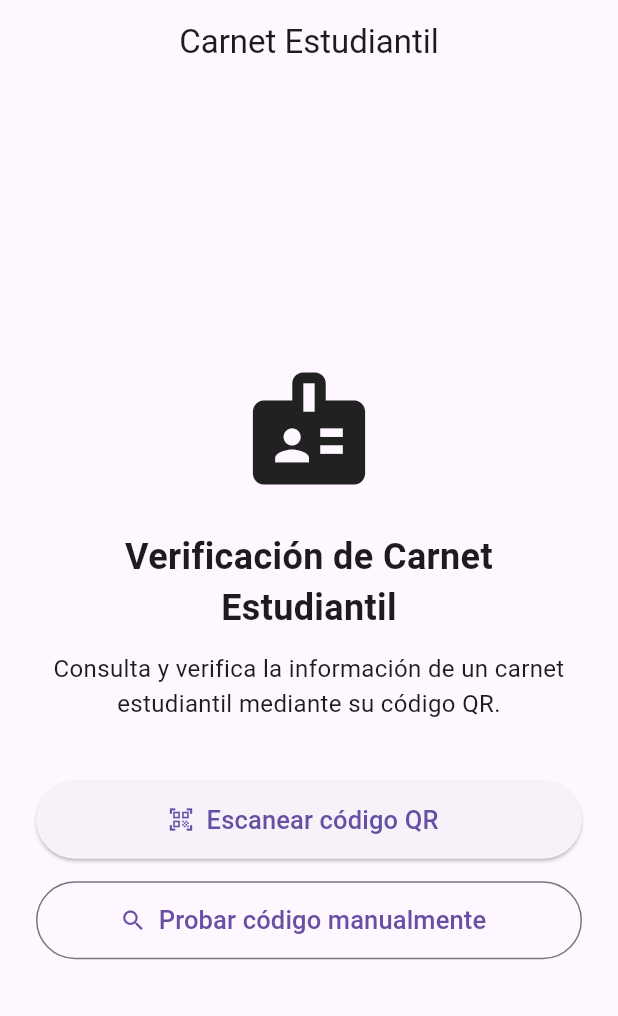
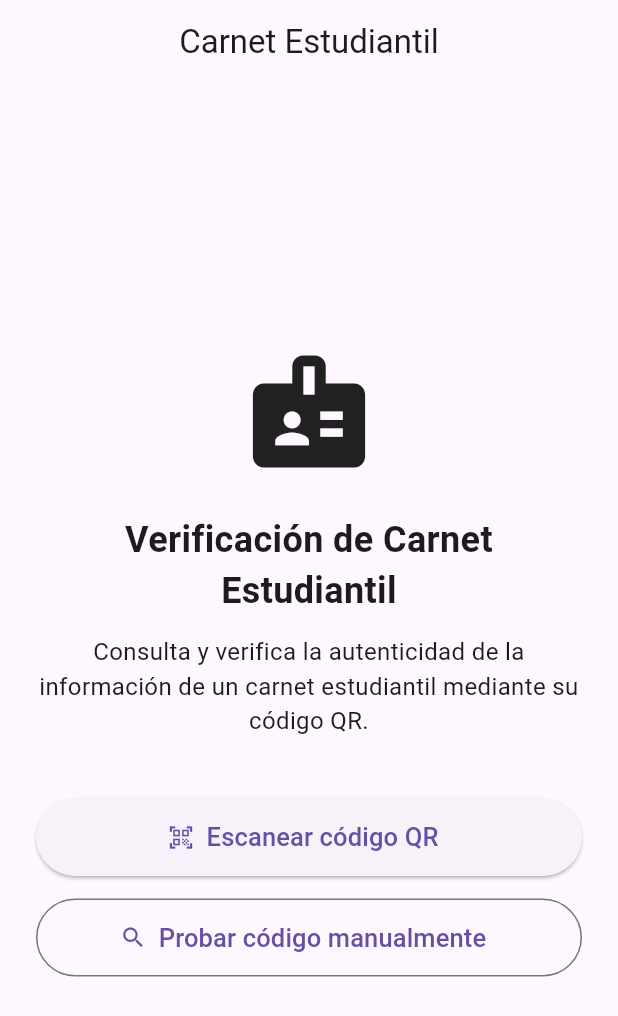
Before and after one commit to Anib-28/Aplicacion-Validacion-en-dart, a Flutter app: the screen it shows after launch, on a phone screen of 412 x 824 dp. Shown: the top 1016 px of the screen. Run offline on Flutter 3.47's test engine with Material 3 defaults, Android fonts, the phone set to English and light mode, and no system bars; missing offline and left inert: mobile_scanner.

Commit message:
Pruebas de codigos QR

```diff
--- a/lib/screens/home_screen.dart
+++ b/lib/screens/home_screen.dart
@@ -5,7 +5,6 @@ import 'test_qr_screen.dart';
 
 class HomeScreen extends StatelessWidget {
   const HomeScreen({super.key});
-
   @override
   Widget build(BuildContext context) {
     return Scaffold(
@@ -19,24 +18,19 @@ class HomeScreen extends StatelessWidget {
           mainAxisAlignment: MainAxisAlignment.center,
           children: [
             const Icon(Icons.badge, size: 90),
-
             const SizedBox(height: 24),
-
             const Text(
               'Verificación de Carnet Estudiantil',
               textAlign: TextAlign.center,
               style: TextStyle(fontSize: 24, fontWeight: FontWeight.bold),
             ),
-
             const SizedBox(height: 12),
-
             const Text(
-              'Consulta y verifica la información '
+              'Consulta y verifica la autenticidad de la información '
               'de un carnet estudiantil mediante su código QR.',
               textAlign: TextAlign.center,
               style: TextStyle(fontSize: 16),
             ),
-
             const SizedBox(height: 40),
             SizedBox(
               width: double.infinity,
```
